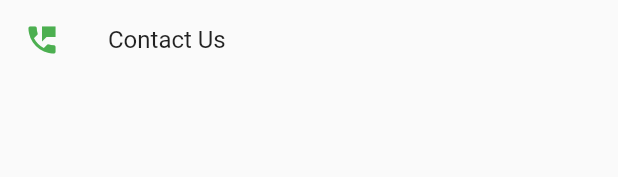
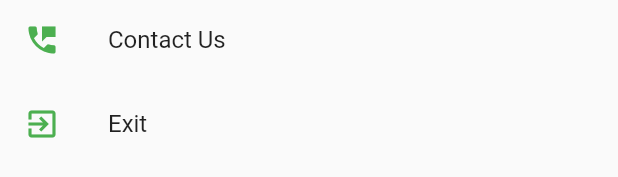
Before and after one commit to AsemSoft/RECO-VINE-APP-IN-FLUTTER, a Flutter app: the MainDrawer widget shown alone on an empty page, opened directly, on a phone screen of 412 x 824 dp. Shown: the part 556-733 px from the top of the screen. Run offline on Flutter 3.47's test engine with Material 2 defaults, Android fonts, the phone set to English and light mode, and no system bars; our stand-ins replace dio, fluttertoast, font_awesome_flutter, get, get_storage, image_gallery_saver and 4 more; missing offline and left inert: splash_screen_view; accounts and stored records are empty.

Commit message:
exit app

```diff
--- a/lib/widgets/drawer.dart
+++ b/lib/widgets/drawer.dart
@@ -1,4 +1,5 @@
 import 'package:flutter/material.dart';
+import 'package:flutter/services.dart';
 import 'package:get/get.dart';
 import 'package:smart_test/UI/theme.dart';
 import 'package:smart_test/pages/about_us.dart';
@@ -78,6 +79,12 @@ class _MainDrawerState extends State<MainDrawer> {
             leading: Icon(Icons.perm_phone_msg),
             iconColor: Colors.green,
           ),
+          ListTile(
+            onTap: () =>SystemNavigator.pop(),
+            title: Text("Exit"),
+            leading: Icon(Icons.exit_to_app),
+            iconColor: Colors.green,
+          ),
         ],
       ),
     );
```
